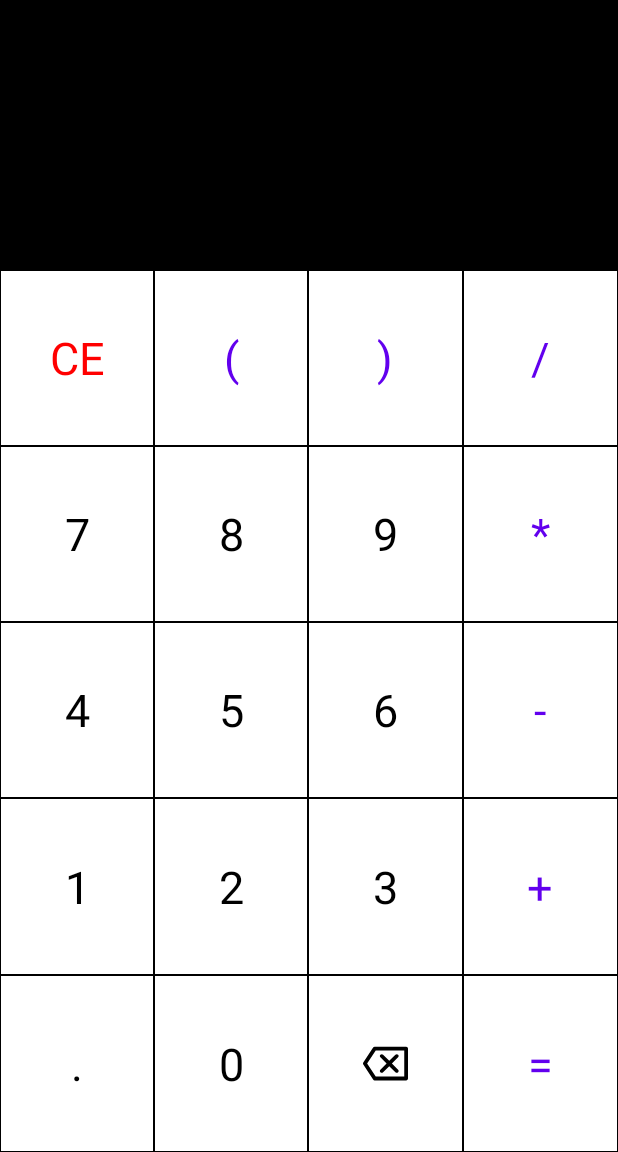
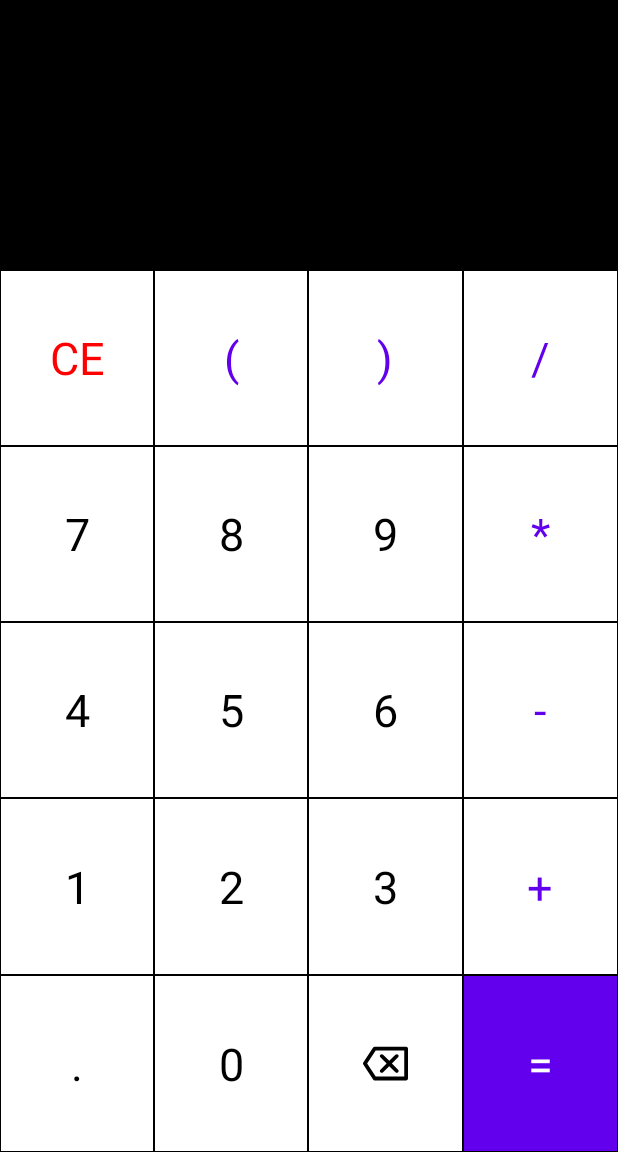
Before and after one commit to allukman/calculateDice, an Android app: the CalculatorActivity screen opened directly, with no data from a screen before it, on a phone screen of 412 x 824 dp, the part 84-1236 px from its top. Run offline under Robolectric (Android 15) with nearby library versions, the phone set to English and light mode, and no system bars.

Commit message:
add file

```diff
--- a/app/src/main/res/layout/activity_calculator.xml
+++ b/app/src/main/res/layout/activity_calculator.xml
@@ -188,7 +188,7 @@
 
             <TextView
                 android:id="@+id/tvEquals"
-                style="@style/ActionButtonStyle"
+                style="@style/EqualButtonStyle"
                 android:text="="
                 android:onClick="onClickFunctional"/>
 
--- a/app/src/main/res/values/styles.xml
+++ b/app/src/main/res/values/styles.xml
@@ -40,5 +40,16 @@
         <item name="android:layout_margin">0.5dp</item>
     </style>
 
+    <style name="EqualButtonStyle">
+        <item name="android:layout_width">0dp</item>
+        <item name="android:layout_height">match_parent</item>
+        <item name="android:layout_weight">1</item>
+        <item name="android:background">@color/colorPrimary</item>
+        <item name="android:textSize">30sp</item>
+        <item name="android:textColor">@color/colorWhite</item>
+        <item name="android:gravity">center</item>
+        <item name="android:layout_margin">0.5dp</item>
+    </style>
+
 
 </resources>
```
Also changed, not shown: app/src/main/java/id/smartech/calculatoranddiceroller/calculator/Calculator.kt (added, +55 -0 lines), app/src/main/java/id/smartech/calculatoranddiceroller/calculator/CalculatorActivity.kt (+29 -69 lines), app/src/main/java/id/smartech/calculatoranddiceroller/diceroller/Dice.kt (added, +21 -0 lines), app/src/main/java/id/smartech/calculatoranddiceroller/diceroller/DiceRollerActivity.kt (+7 -23 lines), app/src/main/res/layout/activity_dice_roller.xml (+2 -10 lines).
